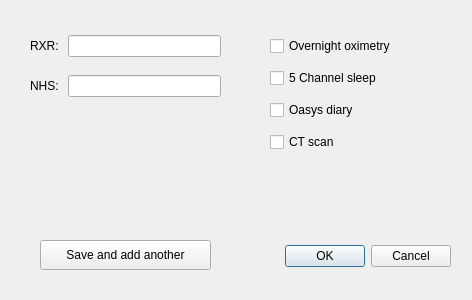
This is preclinic.ui in iainxingham/IxTrak as Qt 5 draws it before an edit. The edited form follows.
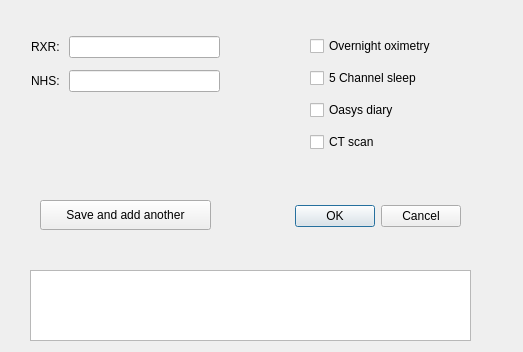
This is the edited form.

Commit message: Added db entry log on pre clinic page

```diff
--- a/preclinic.ui
+++ b/preclinic.ui
@@ -6,8 +6,8 @@
    <rect>
     <x>0</x>
     <y>0</y>
-    <width>472</width>
-    <height>300</height>
+    <width>523</width>
+    <height>352</height>
    </rect>
   </property>
   <property name="windowTitle">
@@ -16,8 +16,8 @@
   <widget class="QDialogButtonBox" name="buttonBox">
    <property name="geometry">
     <rect>
-     <x>280</x>
-     <y>240</y>
+     <x>290</x>
+     <y>200</y>
      <width>171</width>
      <height>32</height>
     </rect>
@@ -33,7 +33,7 @@
    <property name="geometry">
     <rect>
      <x>40</x>
-     <y>240</y>
+     <y>200</y>
      <width>171</width>
      <height>30</height>
     </rect>
@@ -42,54 +42,10 @@
     <string>Save and add another</string>
    </property>
   </widget>
-  <widget class="QWidget" name="layoutWidget">
-   <property name="geometry">
-    <rect>
-     <x>30</x>
-     <y>30</y>
-     <width>191</width>
-     <height>32</height>
-    </rect>
-   </property>
-   <layout class="QHBoxLayout" name="horizontalLayout">
-    <item>
-     <widget class="QLabel" name="label">
-      <property name="text">
-       <string>RXR: </string>
-      </property>
-     </widget>
-    </item>
-    <item>
-     <widget class="QLineEdit" name="rxrEdit"/>
-    </item>
-   </layout>
-  </widget>
-  <widget class="QWidget" name="layoutWidget1">
-   <property name="geometry">
-    <rect>
-     <x>30</x>
-     <y>70</y>
-     <width>191</width>
-     <height>32</height>
-    </rect>
-   </property>
-   <layout class="QHBoxLayout" name="horizontalLayout_2">
-    <item>
-     <widget class="QLabel" name="label_2">
-      <property name="text">
-       <string>NHS: </string>
-      </property>
-     </widget>
-    </item>
-    <item>
-     <widget class="QLineEdit" name="nhsEdit"/>
-    </item>
-   </layout>
-  </widget>
   <widget class="QWidget" name="layoutWidget2">
    <property name="geometry">
     <rect>
-     <x>270</x>
+     <x>310</x>
      <y>30</y>
      <width>165</width>
      <height>132</height>
@@ -126,6 +82,48 @@
     </item>
    </layout>
   </widget>
+  <widget class="QTextBrowser" name="prevEntryLog">
+   <property name="geometry">
+    <rect>
+     <x>30</x>
+     <y>270</y>
+     <width>441</width>
+     <height>71</height>
+    </rect>
+   </property>
+  </widget>
+  <widget class="QWidget" name="">
+   <property name="geometry">
+    <rect>
+     <x>31</x>
+     <y>30</y>
+     <width>189</width>
+     <height>68</height>
+    </rect>
+   </property>
+   <layout class="QGridLayout" name="gridLayout">
+    <item row="0" column="0">
+     <widget class="QLabel" name="label">
+      <property name="text">
+       <string>RXR: </string>
+      </property>
+     </widget>
+    </item>
+    <item row="0" column="1">
+     <widget class="QLineEdit" name="rxrEdit"/>
+    </item>
+    <item row="1" column="0">
+     <widget class="QLabel" name="label_2">
+      <property name="text">
+       <string>NHS: </string>
+      </property>
+     </widget>
+    </item>
+    <item row="1" column="1">
+     <widget class="QLineEdit" name="nhsEdit"/>
+    </item>
+   </layout>
+  </widget>
  </widget>
  <resources/>
  <connections>
```
The commit also changes 4 other files.
